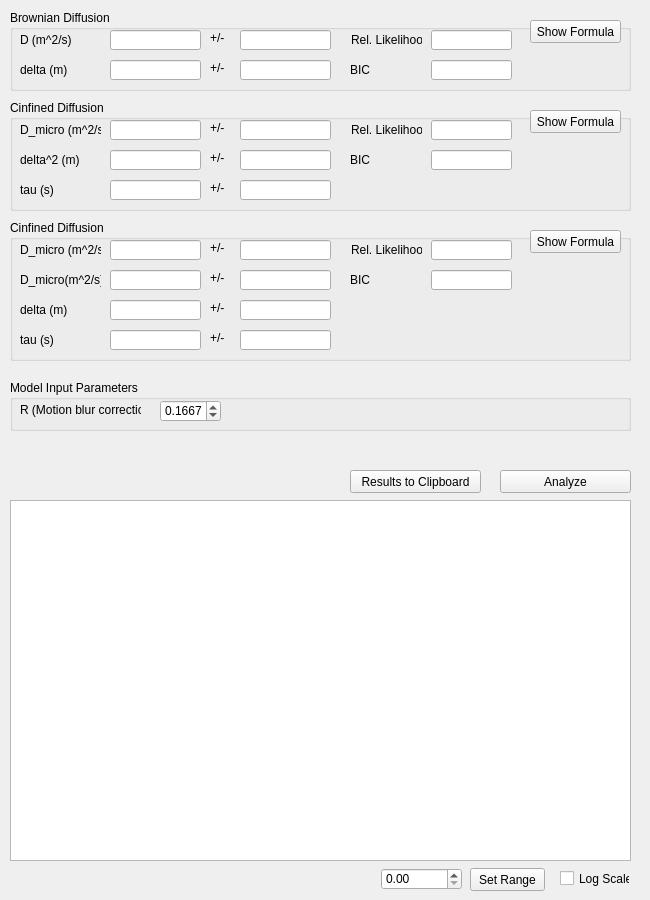
First picture: the form in gui/tab/sd.ui, repository Eggeling-Lab-Microscope-Software/TRAIT2D, before the edit.
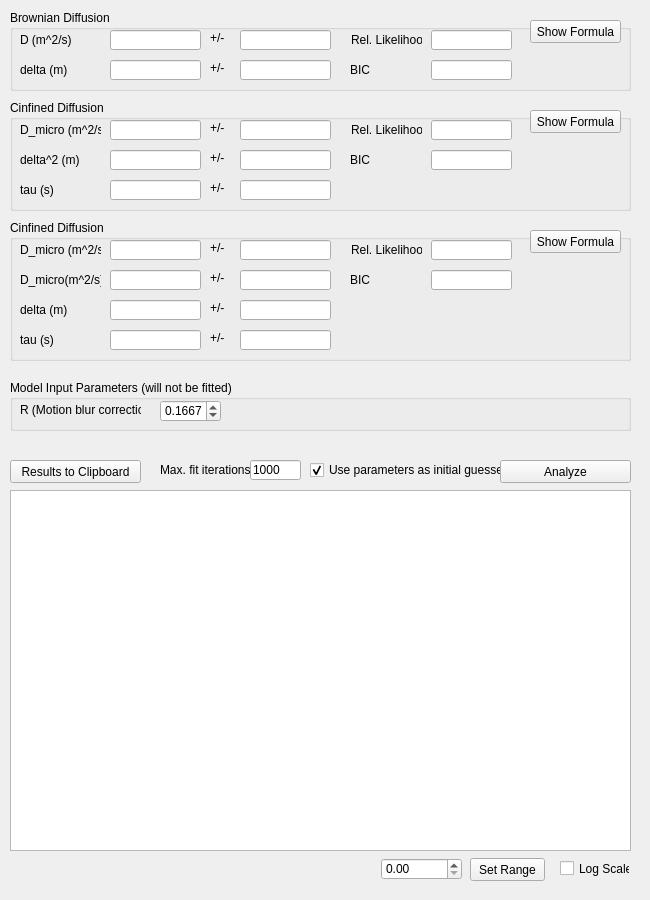
Second picture: the form after the edit. Custom widgets are drawn as their Qt base class.

Commit message: Added options for setting fit iterations and initial values

```diff
--- a/gui/tab/sd.ui
+++ b/gui/tab/sd.ui
@@ -23,7 +23,7 @@
     </rect>
    </property>
    <property name="title">
-    <string>Model Input Parameters</string>
+    <string>Model Input Parameters (will not be fitted)</string>
    </property>
    <widget class="QLabel" name="labelInputParam1">
     <property name="geometry">
@@ -695,7 +695,7 @@
    <property name="geometry">
     <rect>
      <x>470</x>
-     <y>868</y>
+     <y>858</y>
      <width>75</width>
      <height>23</height>
     </rect>
@@ -708,7 +708,7 @@
    <property name="geometry">
     <rect>
      <x>381</x>
-     <y>868</y>
+     <y>858</y>
      <width>81</width>
      <height>22</height>
     </rect>
@@ -721,7 +721,7 @@
    <property name="geometry">
     <rect>
      <x>500</x>
-     <y>470</y>
+     <y>460</y>
      <width>131</width>
      <height>23</height>
     </rect>
@@ -734,7 +734,7 @@
    <property name="geometry">
     <rect>
      <x>560</x>
-     <y>870</y>
+     <y>860</y>
      <width>70</width>
      <height>17</height>
     </rect>
@@ -746,8 +746,8 @@
   <widget class="QPushButton" name="pushButtonClipboard">
    <property name="geometry">
     <rect>
-     <x>350</x>
-     <y>470</y>
+     <x>10</x>
+     <y>460</y>
      <width>131</width>
      <height>23</height>
     </rect>
@@ -760,12 +760,54 @@
    <property name="geometry">
     <rect>
      <x>10</x>
-     <y>500</y>
+     <y>490</y>
      <width>621</width>
      <height>361</height>
     </rect>
    </property>
   </widget>
+  <widget class="QCheckBox" name="checkBoxUseInitial">
+   <property name="geometry">
+    <rect>
+     <x>310</x>
+     <y>460</y>
+     <width>191</width>
+     <height>20</height>
+    </rect>
+   </property>
+   <property name="text">
+    <string>Use parameters as initial guesses</string>
+   </property>
+   <property name="checked">
+    <bool>true</bool>
+   </property>
+  </widget>
+  <widget class="QLineEdit" name="lineEditMaxIt">
+   <property name="geometry">
+    <rect>
+     <x>250</x>
+     <y>460</y>
+     <width>51</width>
+     <height>20</height>
+    </rect>
+   </property>
+   <property name="text">
+    <string>1000</string>
+   </property>
+  </widget>
+  <widget class="QLabel" name="labelMaxIt">
+   <property name="geometry">
+    <rect>
+     <x>160</x>
+     <y>460</y>
+     <width>91</width>
+     <height>20</height>
+    </rect>
+   </property>
+   <property name="text">
+    <string>Max. fit iterations</string>
+   </property>
+  </widget>
  </widget>
  <customwidgets>
   <customwidget>
```
The commit also changes 6 other files.
